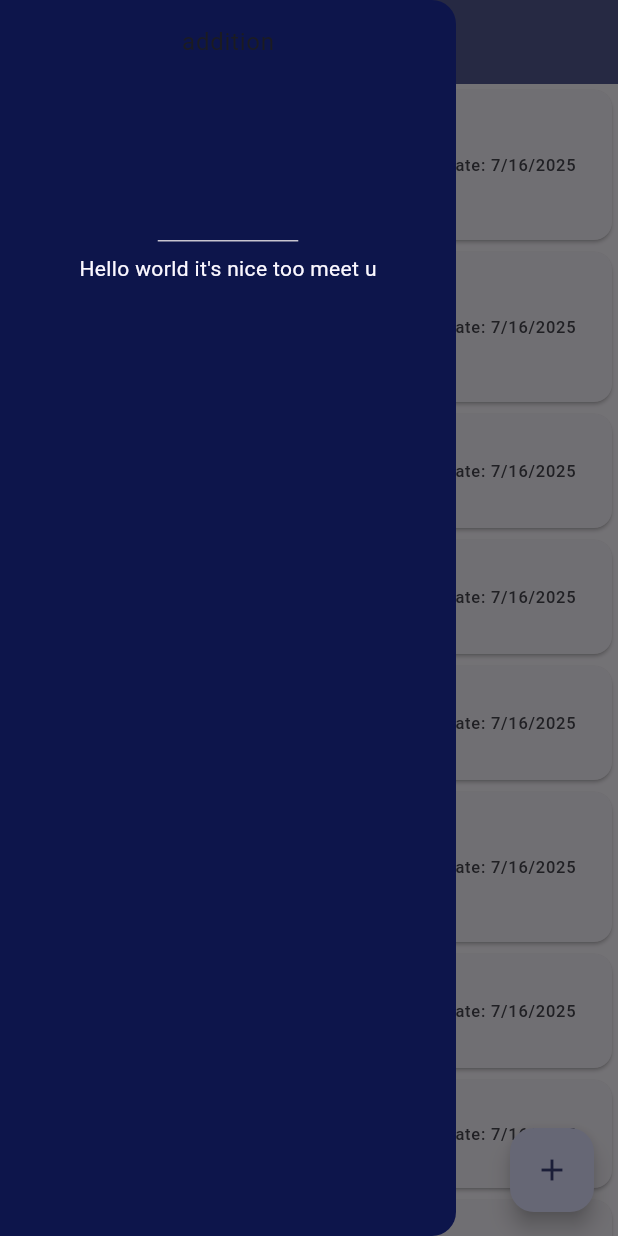
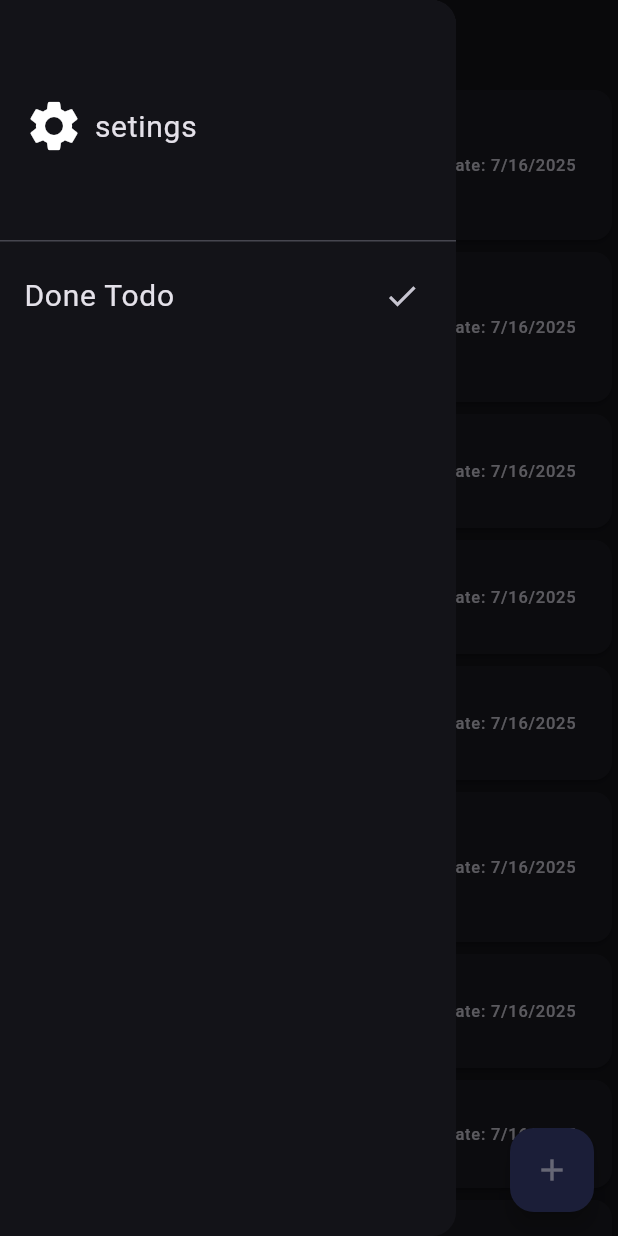
Before and after one commit to badri784/todo_list, a Flutter app: the screen it shows after launch, with the side drawer open, on a phone screen of 412 x 824 dp. Run offline on Flutter 3.47's test engine with Material 3 defaults, Android fonts, the phone set to English and light mode, and no system bars.

Commit message:
add todo done

```diff
--- a/lib/main.dart
+++ b/lib/main.dart
@@ -15,7 +15,7 @@ class MyApp extends StatelessWidget {
     return MaterialApp(
       theme: ThemeData(
         colorScheme: ColorScheme.fromSeed(
-          brightness: Brightness.light,
+          brightness: Brightness.dark,
           seedColor: const Color.fromARGB(255, 176, 174, 180),
         ),
         elevatedButtonTheme: ElevatedButtonThemeData(
--- a/lib/screens/home.dart
+++ b/lib/screens/home.dart
@@ -23,7 +23,7 @@ class _HomeState extends State<Home> {
       date: DateTime.now(),
     ),
     Model(
-      iscompleate: false,
+      iscompleate: true,
       titel: "How to Start Your App Development Journey?",
       body:
           "Start by learning the basics like Dart and Flutter. Set daily practice goals and build small projects to boost your understanding. Don’t rush—repetition and hands-on coding are the keys to mastery. With time, you'll see real progress and start building great apps on your own!",
@@ -34,21 +34,21 @@ class _HomeState extends State<Home> {
       body:
           "This is a very long body text for a todo item that is intended to test how the UI handles wrapping or overflowing content inside a ListTile. It should either wrap to the next line or be truncated appropriately based on the design.",
       date: DateTime.now(),
-      iscompleate: false,
+      iscompleate: true,
     ),
     Model(
       titel: "UI Check",
       body:
           "Make sure that long descriptions like this one, which might go on for several lines and include detailed instructions, are displayed correctly in both light and dark themes, and that the overall layout remains consistent and readable across different screen sizes.",
       date: DateTime.now(),
-      iscompleate: false,
+      iscompleate: true,
     ),
     Model(
       titel: "Responsive Test",
       body:
           "Sometimes users might enter extremely long notes or descriptions for their todos. This test checks how the application responds to these edge cases, ensuring that the text either wraps correctly or gets truncated with ellipsis if necessary.",
       date: DateTime.now(),
-      iscompleate: false,
+      iscompleate: true,
     ),
     Model(
       titel: "Very Long Body Text for Testing",
@@ -242,8 +242,8 @@ class _HomeState extends State<Home> {
                         decoration: const InputDecoration(
                           labelText: "Add Title",
                           prefixText: 'Title:',
-                          hintText: "",
-                          hintFadeDuration: Duration(milliseconds: 250),
+                          hintText: "title",
+                          hintFadeDuration: Duration(seconds: 1),
                         ),
                         keyboardType: TextInputType.name,
                         maxLength: 50,
@@ -257,6 +257,7 @@ class _HomeState extends State<Home> {
                           labelText: "Add Body",
                           prefixText: 'Body:',
                           hintText: "body",
+                          hintFadeDuration: Duration(seconds: 1),
                         ),
                         keyboardType: TextInputType.name,
                         maxLines: null,
@@ -269,7 +270,6 @@ class _HomeState extends State<Home> {
                         decoration: const InputDecoration(
                           labelText: "Add Date",
                           prefixText: 'Date:',
-                          hintText: "Enter date",
                         ),
 
                         readOnly: true,
@@ -351,7 +351,7 @@ class _HomeState extends State<Home> {
         },
         child: const Icon(Icons.add),
       ),
-      drawer: const DrawerWidget(),
+      drawer: DrawerWidget(modellist: _model),
       body: Listview(todo: _model),
     );
   }
--- a/lib/widget/drawer.dart
+++ b/lib/widget/drawer.dart
@@ -1,20 +1,66 @@
+import 'dart:developer';
+
 import 'package:flutter/material.dart';
+import 'package:todo_list/model/model.dart';
+import 'package:todo_list/screens/todo_done.dart';
 
-class DrawerWidget extends StatelessWidget {
-  const DrawerWidget({super.key});
+class DrawerWidget extends StatefulWidget {
+  const DrawerWidget({super.key, required this.modellist});
+  final List<Model> modellist;
 
+  @override
+  State<DrawerWidget> createState() => _DrawerWidgetState();
+}
+
+class _DrawerWidgetState extends State<DrawerWidget> {
   @override
   Widget build(BuildContext context) {
     final usecolorScheme = Theme.of(context).colorScheme;
+    bool isdark = Theme.of(context).brightness == Brightness.dark;
+
     return Drawer(
-      backgroundColor: Theme.of(context).colorScheme.onPrimaryFixed,
+      backgroundColor: Theme.of(context).colorScheme.surface,
       semanticLabel: "addition ",
       child: Column(
         children: [
-          const DrawerHeader(child: Text("addition")),
-          Text(
-            "Hello world it's nice too meet u",
-            style: TextStyle(color: usecolorScheme.surface),
+          DrawerHeader(
+            decoration: BoxDecoration(color: usecolorScheme.surface),
+            child: Row(
+              children: [
+                const Icon(Icons.settings, size: 40),
+                const SizedBox(width: 7),
+                Text(
+                  "setings",
+                  style: TextStyle(
+                    color: usecolorScheme.onSurface,
+                    fontSize: 20,
+                  ),
+                ),
+              ],
+            ),
+          ),
+          ListTile(
+            title: Text(
+              "Done Todo ",
+              style: TextStyle(
+                color:
+                    isdark ? usecolorScheme.onSurface : usecolorScheme.surface,
+                fontSize: 20,
+              ),
+            ),
+            titleAlignment: ListTileTitleAlignment.center,
+            trailing: const Icon(Icons.done),
+            onTap: () {
+              final donelist =
+                  widget.modellist.where((item) => item.iscompleate).toList();
+              Navigator.of(context).pop();
+              Navigator.of(context).push(
+                MaterialPageRoute(
+                  builder: (context) => ToDoDone(tododone: donelist),
+                ),
+              );
+              log(donelist.toString());
+            },
           ),
         ],
       ),
```
Also changed, not shown: lib/screens/todo_done.dart (added, +48 -0 lines).
